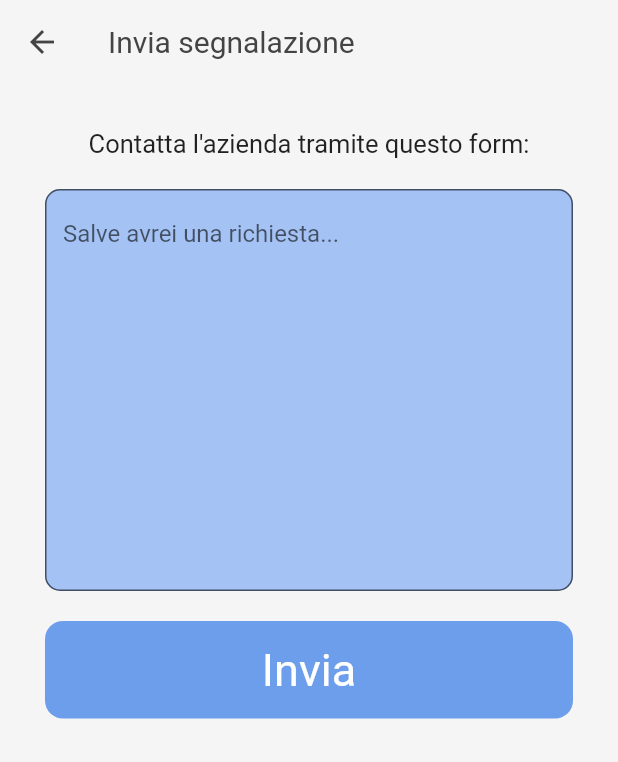
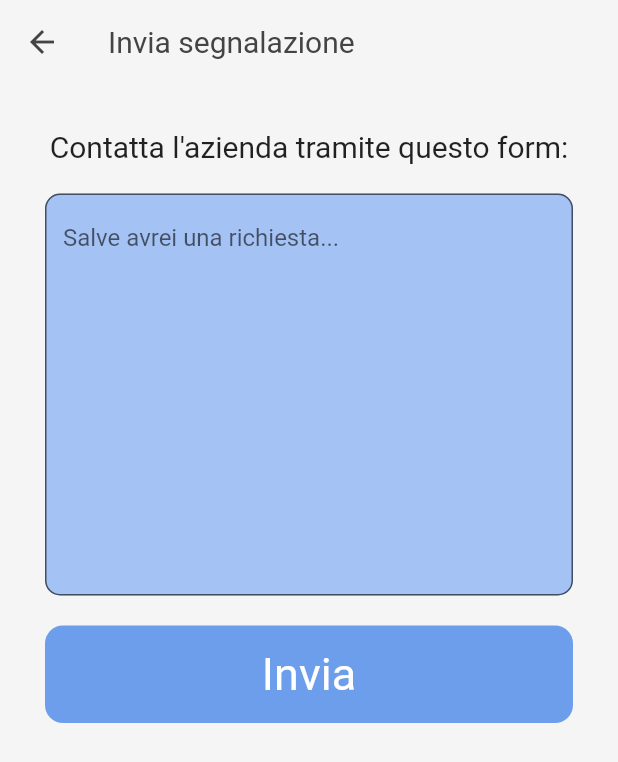
Before and after one commit to sa-ul-on/proximapp, a Flutter app: the SegnalazioneView screen opened by its route, on a phone screen of 412 x 824 dp. Shown: the top 762 px of the screen. Run offline on Flutter 3.47's test engine with Material 2 defaults, Android fonts, the phone set to English and light mode, and no system bars.

Commit message:
Fix List<Annuncio> in main, font uniformati in BachecaView, RegistraAccessoView, SegnalazioneView

```diff
--- a/lib/main.dart
+++ b/lib/main.dart
@@ -9,7 +9,7 @@ import 'view/SegnalazioneView.dart';
 import 'view/SplashScreen.dart';
 
 void main() {
-  var msgs = [
+  List<Annuncio> msgs = [
     Annuncio(
         'In sala riunioni ci sono le pizzette per San Raffaele!',
         DateTime.parse('2020-10-26 09:42:27'),
--- a/lib/view/BachecaView.dart
+++ b/lib/view/BachecaView.dart
@@ -45,7 +45,8 @@ class _BachecaViewState extends State<BachecaView> {
     return Column(
       mainAxisAlignment: MainAxisAlignment.center,
       children: [
-        Text('Bacheca vuota'),
+        Text('La Bacheca è vuota!',
+            style: TextStyle(fontSize: 20), textAlign: TextAlign.center),
         Image.asset('assets/images/emptyImage.jpg', width: 500.0, height: 500.0)
       ],
     );
--- a/lib/view/RegistraAccessoView.dart
+++ b/lib/view/RegistraAccessoView.dart
@@ -15,8 +15,8 @@ class RegistraAccessoView extends StatelessWidget {
               children: [
                 Text(
                     'Avvicina il dispositivo al sensore NFC per registrare l\'accesso.',
-                    style:
-                        TextStyle(fontSize: 14, fontWeight: FontWeight.bold)),
+                    style: TextStyle(fontSize: 20),
+                    textAlign: TextAlign.center),
                 Image.asset('assets/images/nfcImage.png',
                     width: 500.0, height: 500.0)
               ],
--- a/lib/view/SegnalazioneView.dart
+++ b/lib/view/SegnalazioneView.dart
@@ -20,7 +20,7 @@ class _SegnalazioneViewState extends State<SegnalazioneView> {
           child: Column(
             children: [
               Text('Contatta l\'azienda tramite questo form:',
-                  style: TextStyle(fontSize: 17)),
+                  style: TextStyle(fontSize: 20), textAlign: TextAlign.center),
               SizedBox(height: 20),
               Column(
                 children: [
```
